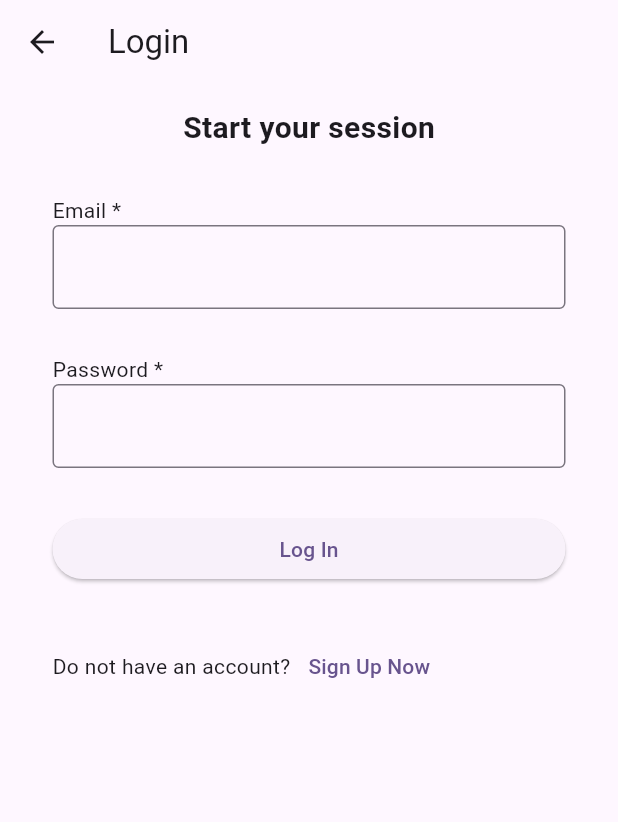
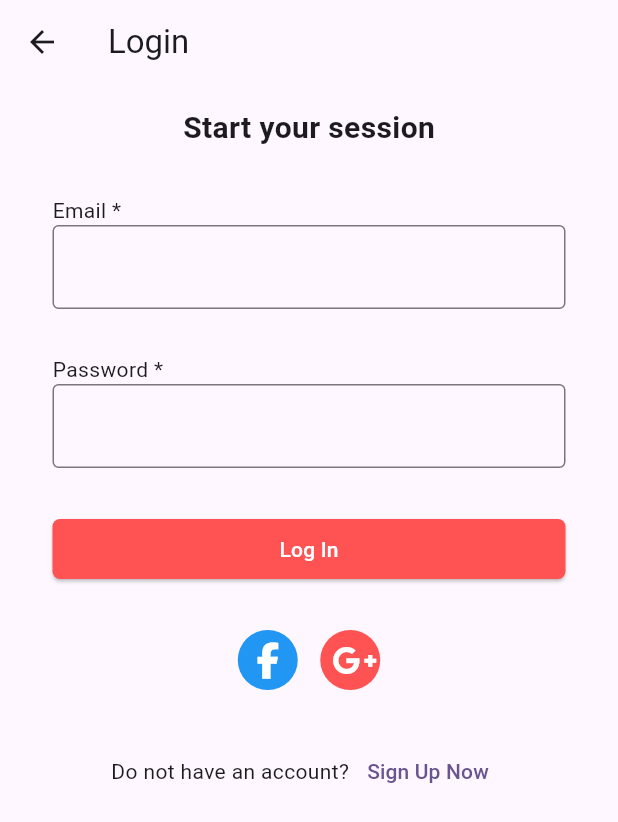
Before and after one commit to Nguonchhay/In12Flutter3Level1, a Flutter app: the screen it shows after launch, after a tap on "Go to login", on a phone screen of 412 x 824 dp. Shown: the top 822 px of the screen. Run offline on Flutter 3.47's test engine with Material 3 defaults, Android fonts, the phone set to English and light mode, and no system bars; our stand-ins replace font_awesome_flutter.

Commit message:
[TASK] Complete login ui

```diff
--- a/flutter_ecommerce/lib/screens/home_screen.dart
+++ b/flutter_ecommerce/lib/screens/home_screen.dart
@@ -1,4 +1,5 @@
 import 'package:flutter/material.dart';
+import 'package:font_awesome_flutter/font_awesome_flutter.dart';
 import 'package:flutter_ecommerce/screens/login_screen.dart';
 
 class HomeScreen extends StatelessWidget {
@@ -24,7 +25,7 @@ class HomeScreen extends StatelessWidget {
               // Check if user already logged in, go to CartScreen else go to LoginScreen
               Navigator.of(context).pushNamed(LoginScreen.routeName);
             },
-            icon: const Icon(Icons.shop),
+            icon: const FaIcon(FontAwesomeIcons.cartShopping),
           ),
         ],
       ),
--- a/flutter_ecommerce/lib/screens/login_screen.dart
+++ b/flutter_ecommerce/lib/screens/login_screen.dart
@@ -1,4 +1,5 @@
 import 'package:flutter/material.dart';
+import 'package:font_awesome_flutter/font_awesome_flutter.dart';
 import 'package:flutter_ecommerce/screens/home_screen.dart';
 import 'package:flutter_ecommerce/screens/sign_up_screen.dart';
 
@@ -86,6 +87,13 @@ class _LoginScreenState extends State<LoginScreen> {
                     );
                   }
                 },
+                style: ElevatedButton.styleFrom(
+                  backgroundColor: Colors.redAccent,
+                  foregroundColor: Colors.white,
+                  shape: RoundedRectangleBorder(
+                    borderRadius:  BorderRadius.circular(5.0),
+                  ),
+                ),
                 child: const Text('Log In'),
               ),
             ),
@@ -93,6 +101,33 @@ class _LoginScreenState extends State<LoginScreen> {
               width: double.infinity,
               padding: const EdgeInsets.symmetric(vertical: 15.0, horizontal: 35.0),
               child: Row(
+                mainAxisAlignment: MainAxisAlignment.center,
+                children: [
+                  CircleAvatar(
+                    backgroundColor: Colors.blue,
+                    foregroundColor: Colors.white,
+                    child: IconButton(
+                      onPressed: () {},
+                      icon: const FaIcon(FontAwesomeIcons.facebookF),
+                    ),
+                  ),
+                  const SizedBox(width: 15.0,),
+                  CircleAvatar(
+                    backgroundColor: Colors.redAccent,
+                    foregroundColor: Colors.white,
+                    child: IconButton(
+                      onPressed: () {},
+                      icon: const FaIcon(FontAwesomeIcons.googlePlusG),
+                    ),
+                  ),
+                ],
+              ),
+            ),
+            Container(
+              width: double.infinity,
+              padding: const EdgeInsets.symmetric(vertical: 15.0, horizontal: 35.0),
+              child: Row(
+                mainAxisAlignment: MainAxisAlignment.center,
                 children: [
                   const Text(
                     'Do not have an account?'
--- a/flutter_ecommerce/pubspec.yaml
+++ b/flutter_ecommerce/pubspec.yaml
@@ -31,10 +31,10 @@ dependencies:
   flutter:
     sdk: flutter
 
-
   # The following adds the Cupertino Icons font to your application.
   # Use with the CupertinoIcons class for iOS style icons.
   cupertino_icons: ^1.0.2
+  font_awesome_flutter: ^10.6.0
 
 dev_dependencies:
   flutter_test:
```
Also changed, not shown: flutter_ecommerce/pubspec.lock.
